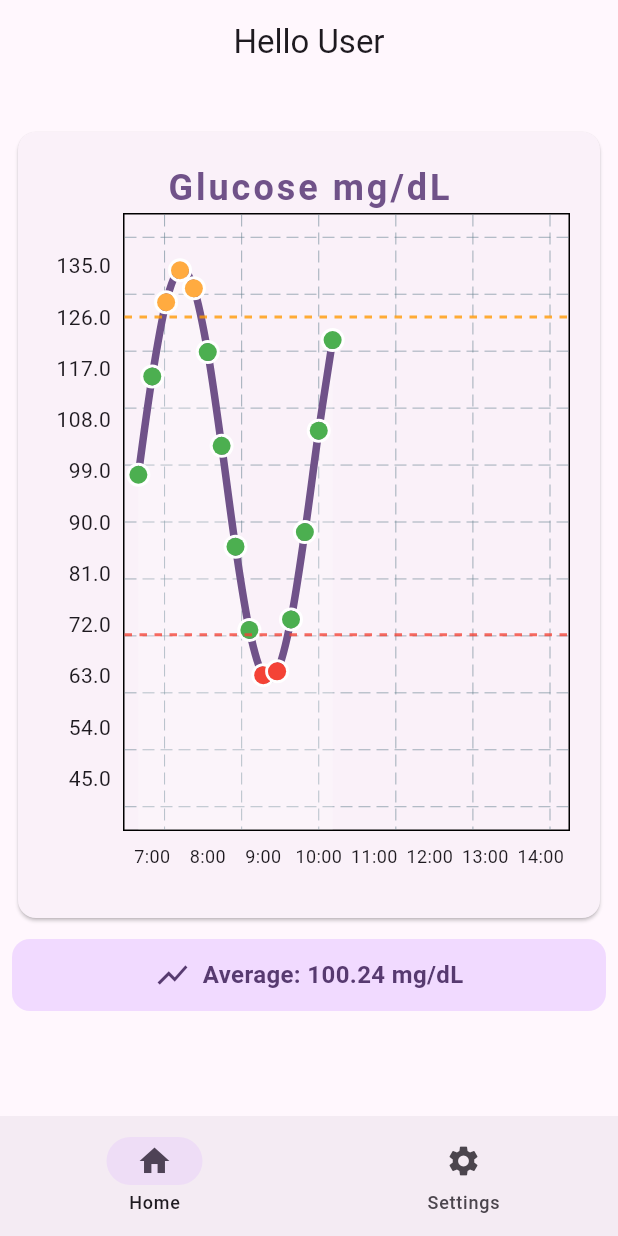
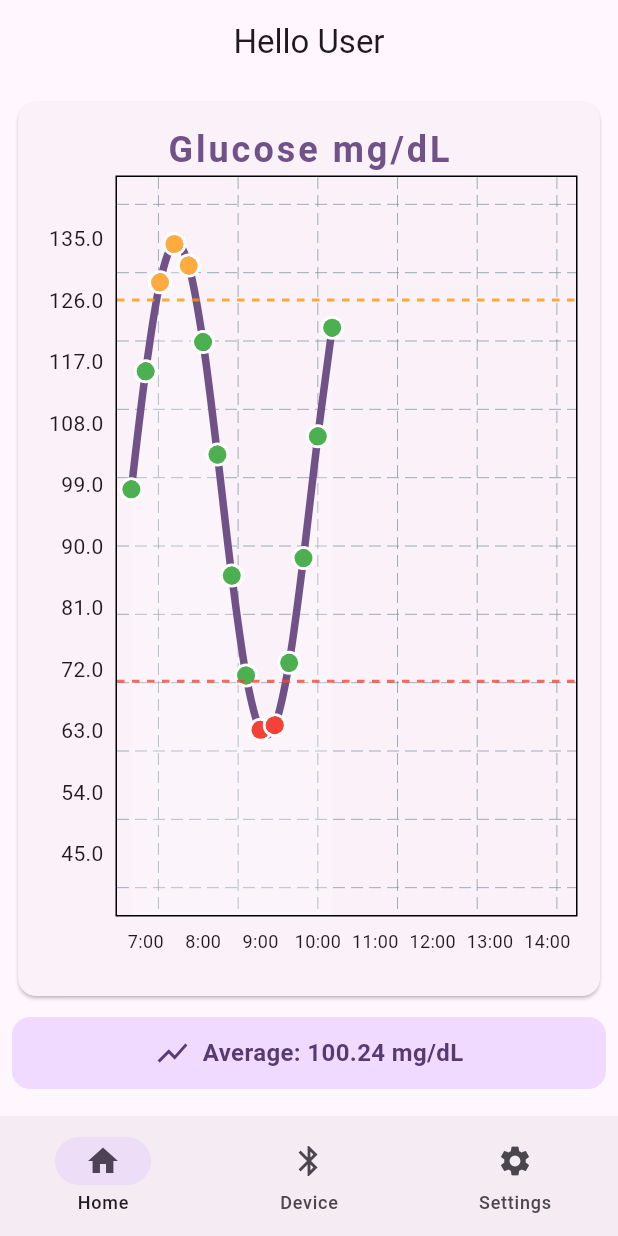
Before and after one commit to Tshadow999/glucose_monitor, a Flutter app: the WidgetTree screen opened directly, on a phone screen of 412 x 824 dp. Run offline on Flutter 3.47's test engine with Material 3 defaults, Android fonts, the phone set to English and light mode, and no system bars; drawn by our look-alikes of fl_chart; our stand-ins replace cloud_firestore, device_info_plus, firebase_auth, firebase_core, flutter_blue_plus, flutter_local_notifications and 4 more; accounts and stored records are empty; generated files the repository leaves out were written again.

Commit message:
Added  bluetooth scanning

```diff
--- a/mobile_app/lib/data/constants.dart
+++ b/mobile_app/lib/data/constants.dart
@@ -30,6 +30,11 @@ class CustomTextStyles {
     letterSpacing: 3,
   );
 
+  static const TextStyle settingsItem = TextStyle(
+    fontSize: 20.0,
+    fontWeight: FontWeight.w400,
+  );
+
   static const TextStyle chartToolTip = TextStyle(
     fontSize: 20.0,
     fontWeight: FontWeight.w800,
--- a/mobile_app/lib/main.dart
+++ b/mobile_app/lib/main.dart
@@ -1,3 +1,4 @@
+import 'package:flutter_blue_plus/flutter_blue_plus.dart';
 import 'package:sugar_daddy/data/database_service.dart';
 import 'package:flutter/material.dart';
 import 'package:sugar_daddy/data/constants.dart';
@@ -15,6 +16,8 @@ void main() async {
 
   await NotificationService().init();
   await Firebase.initializeApp(options: DefaultFirebaseOptions.currentPlatform);
+
+  FlutterBluePlus.setLogLevel(LogLevel.verbose, color: true);
 
   runApp(const MyApp());
 }
--- a/mobile_app/lib/views/widget_tree.dart
+++ b/mobile_app/lib/views/widget_tree.dart
@@ -1,11 +1,12 @@
 import 'package:sugar_daddy/data/database_service.dart';
 import 'package:flutter/material.dart';
+import 'package:sugar_daddy/views/pages/bluetooth_page.dart';
 import 'package:sugar_daddy/views/widgets/navigationbar_widget.dart';
 import 'package:sugar_daddy/views/pages/home_page.dart';
 import 'package:sugar_daddy/views/pages/settings_page.dart';
 import 'package:sugar_daddy/data/notifiers.dart';
 
-List<Widget> pages = [HomePage(), SettingsPage()];
+List<Widget> pages = [HomePage(), BluetoothPage(), SettingsPage()];
 
 class WidgetTree extends StatefulWidget {
   const WidgetTree({super.key});
--- a/mobile_app/lib/views/widgets/daily_glucose_chart.dart
+++ b/mobile_app/lib/views/widgets/daily_glucose_chart.dart
@@ -43,32 +43,29 @@ class _DailyGlucoseChartState extends State<DailyGlucoseChart> {
 
   @override
   Widget build(BuildContext context) {
-    return Container(
-      width: double.infinity,
-      padding: EdgeInsets.symmetric(vertical: 20.0),
-      child: Expanded(
+    return Column(
+      children: [
+        Expanded(
+          child: Card(
+            child: Padding(
+              padding: EdgeInsets.all(15.0),
               child: Column(
-          children: [
-            Card(
-              child: Padding(
-                padding: EdgeInsets.all(20.0),
-                child: Column(
-                  mainAxisAlignment: MainAxisAlignment.end,
+                mainAxisAlignment: MainAxisAlignment.spaceBetween,
                 children: [
                   Text(
                     "Glucose $glucoseUnitLabel",
                     style: CustomTextStyles.cardTitle(context),
                   ),
-                    SizedBox(height: 450, child: LineChart(mainData())),
+                  Expanded(child: LineChart(mainData())),
                 ],
+              ),
             ),
           ),
         ),
         const SizedBox(height: 10),
         averageGlucoseCard(context),
+        const SizedBox(height: 10),
       ],
-        ),
-      ),
     );
   }
 
--- a/mobile_app/lib/views/widgets/navigationbar_widget.dart
+++ b/mobile_app/lib/views/widgets/navigationbar_widget.dart
@@ -13,6 +13,10 @@ class NavigationbarWidget extends StatelessWidget {
             destinations: [
               NavigationDestination(icon: Icon(Icons.home), label: "Home"),
               NavigationDestination(
+                icon: Icon(Icons.bluetooth),
+                label: "Device",
+              ),
+              NavigationDestination(
                 icon: Icon(Icons.settings),
                 label: "Settings",
               ),
--- a/mobile_app/pubspec.yaml
+++ b/mobile_app/pubspec.yaml
@@ -46,6 +46,7 @@ dependencies:
   firebase_core: ^3.12.1
   firebase_auth: ^5.5.1
   cloud_firestore: ^5.6.6
+  flutter_blue_plus: ^1.35.3
 
 dev_dependencies:
   flutter_test:
```
Also changed, not shown: mobile_app/lib/data/glucose_bluetooth_service.dart (added, +115 -0 lines), mobile_app/lib/views/pages/bluetooth_page.dart (added, +67 -0 lines), mobile_app/lib/views/pages/settings_page.dart (+10 -11 lines), 1 other file. Lines whose indentation alone changed are shown as unchanged.
